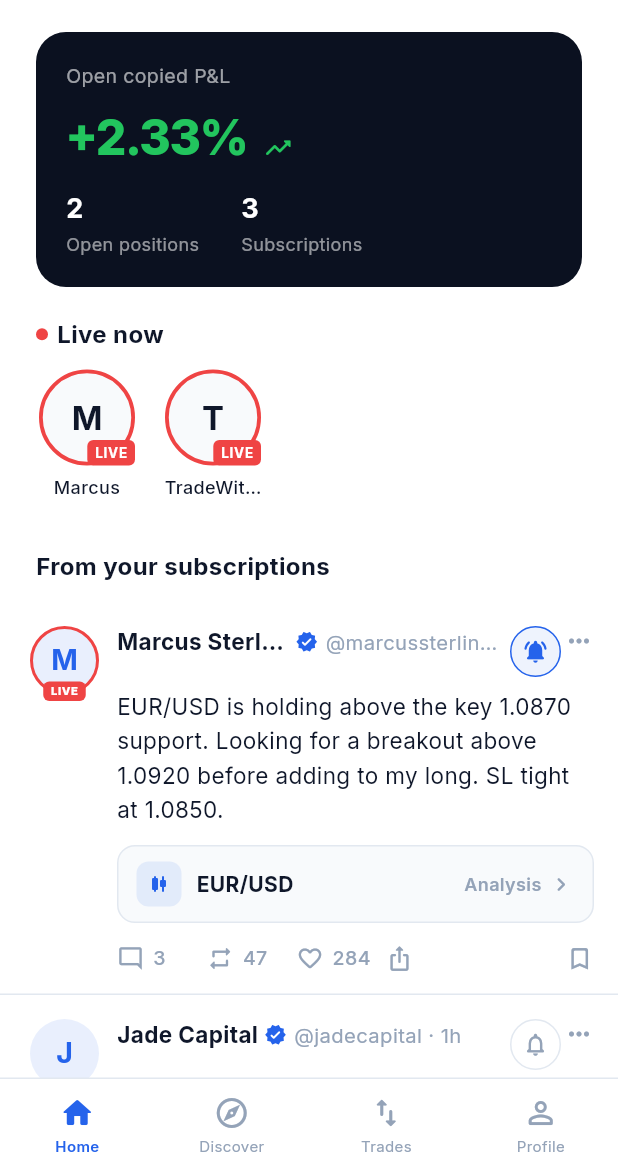
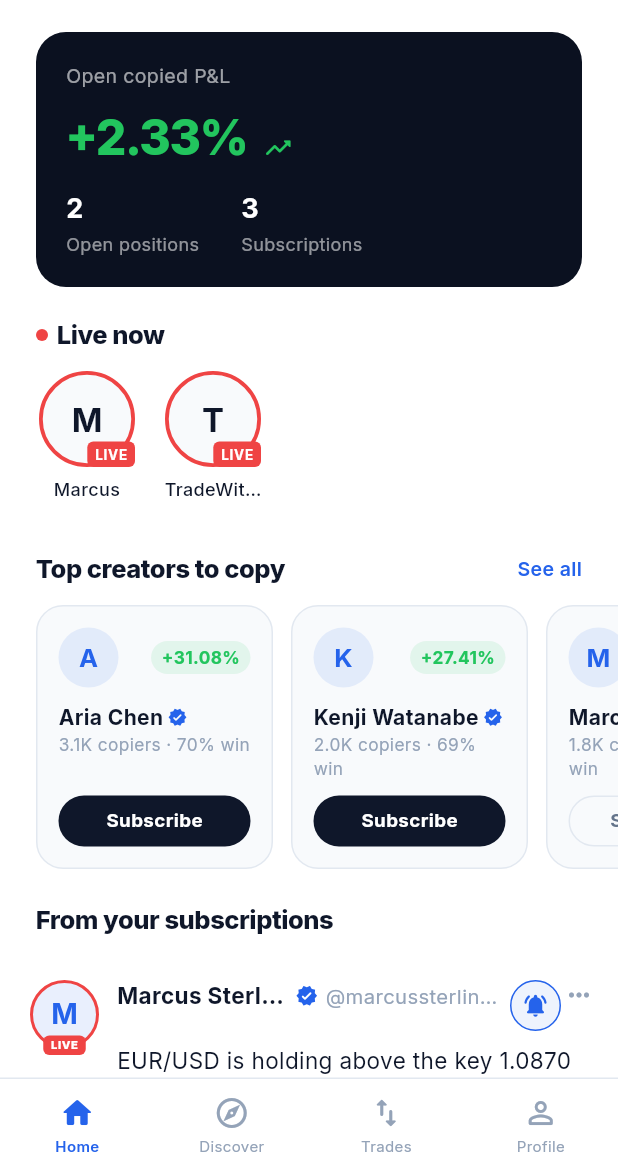
Before and after one commit to shazerlone/tv_license_app, a Flutter app: the HomeScreen screen opened directly, on a phone screen of 412 x 824 dp, the part 64-1236 px from its top. Run offline on Flutter 3.47's test engine with Material 3 defaults, Android fonts, the phone set to English and light mode, and no system bars; our stand-ins replace camera, google_fonts; missing offline and left inert: dart:html; accounts and stored records are empty.

Commit message:
feat: more professional home — See-all headers + Top creators to copy rail
- _SectionHeader supports an optional 'See all' action; bolder titles
- Added a horizontal 'Top creators to copy' rail (avatar, return, copiers, win,
  subscribe) so home aids copy discovery and never feels empty

Co-Authored-By: Claude Opus 4.8 <noreply@anthropic.com>
Claude-Session: https://claude.ai/code/session_01KSLhgA3su6KMHBKNL29uhB

```diff
--- a/lib/screens/home_screen.dart
+++ b/lib/screens/home_screen.dart
@@ -8,6 +8,7 @@ import '../state/session.dart';
 import '../state/app_state.dart';
 import '../widgets/bottom_nav_bar.dart';
 import '../widgets/millimore_logo.dart';
+import '../widgets/verified_badge.dart';
 import '../widgets/feed_post.dart';
 import 'trader_profile_screen.dart';
 import 'live_stream_screen.dart';
@@ -84,6 +85,7 @@ class FollowerHome extends StatelessWidget {
   Widget build(BuildContext context) {
     final store = AppStateScope.of(context);
     final subscribedIds = store.subscribedTraderIds;
+    final _topCreators = ([...mockTraders]..sort((a, b) => b.copiers.compareTo(a.copiers))).take(8).toList();
     final posts = mockPosts(mockTraders).where((p) => subscribedIds.contains(p.trader.id)).toList();
     final liveTraders = mockTraders.where((t) => t.isLive && subscribedIds.contains(t.id)).toList();
     final openCopied = mockTrades.where((t) => t.status == TradeStatus.open).toList();
@@ -133,6 +135,21 @@ class FollowerHome extends StatelessWidget {
           ),
           const SliverToBoxAdapter(child: SizedBox(height: 20)),
         ],
+        // Top creators to copy
+        SliverToBoxAdapter(child: _SectionHeader(title: 'Top creators to copy', onSeeAll: () {})),
+        SliverToBoxAdapter(
+          child: SizedBox(
+            height: 176,
+            child: ListView.separated(
+              scrollDirection: Axis.horizontal,
+              padding: const EdgeInsets.symmetric(horizontal: 24),
+              separatorBuilder: (_, __) => const SizedBox(width: 12),
+              itemCount: _topCreators.length,
+              itemBuilder: (_, i) => _CreatorMiniCard(trader: _topCreators[i]),
+            ),
+          ),
+        ),
+        const SliverToBoxAdapter(child: SizedBox(height: 22)),
         SliverToBoxAdapter(child: _SectionHeader(title: 'From your subscriptions')),
         if (posts.isEmpty)
           SliverToBoxAdapter(child: _EmptyFeed())
@@ -471,7 +488,8 @@ class _QuickAction extends StatelessWidget {
 class _SectionHeader extends StatelessWidget {
   final String title;
   final bool dot;
-  const _SectionHeader({required this.title, this.dot = false});
+  final VoidCallback? onSeeAll;
+  const _SectionHeader({required this.title, this.dot = false, this.onSeeAll});
 
   @override
   Widget build(BuildContext context) {
@@ -483,8 +501,79 @@ class _SectionHeader extends StatelessWidget {
             Container(width: 8, height: 8, decoration: const BoxDecoration(color: AppColors.red, shape: BoxShape.circle)),
             const SizedBox(width: 6),
           ],
-          Text(title, style: GoogleFonts.inter(fontSize: 16, fontWeight: FontWeight.w700, color: AppColors.textPrimary)),
+          Text(title, style: GoogleFonts.inter(fontSize: 17, fontWeight: FontWeight.w800, color: AppColors.textPrimary, letterSpacing: -0.3)),
+          const Spacer(),
+          if (onSeeAll != null)
+            GestureDetector(
+              onTap: onSeeAll,
+              behavior: HitTestBehavior.opaque,
+              child: Text('See all', style: GoogleFonts.inter(fontSize: 13, fontWeight: FontWeight.w600, color: AppColors.primary)),
+            ),
         ],
+      ),
+    );
+  }
+}
+
+class _CreatorMiniCard extends StatelessWidget {
+  final Trader trader;
+  const _CreatorMiniCard({required this.trader});
+
+  @override
+  Widget build(BuildContext context) {
+    final store = AppStateScope.of(context);
+    final subscribed = store.isSubscribed(trader.id);
+    final positive = trader.returnPercent >= 0;
+    return GestureDetector(
+      onTap: () => Navigator.push(context, MaterialPageRoute(builder: (_) => TraderProfileScreen(trader: trader))),
+      child: Container(
+        width: 158,
+        padding: const EdgeInsets.all(14),
+        decoration: BoxDecoration(color: AppColors.surface, borderRadius: BorderRadius.circular(18), border: Border.all(color: AppColors.border)),
+        child: Column(
+          crossAxisAlignment: CrossAxisAlignment.start,
+          children: [
+            Row(
+              children: [
+                Container(
+                  width: 40, height: 40,
+                  decoration: BoxDecoration(shape: BoxShape.circle, color: AppColors.primary.withOpacity(0.1)),
+                  child: Center(child: Text(trader.name[0], style: GoogleFonts.inter(fontSize: 17, fontWeight: FontWeight.w700, color: AppColors.primary))),
+                ),
+                const Spacer(),
+                Container(
+                  padding: const EdgeInsets.symmetric(horizontal: 7, vertical: 3),
+                  decoration: BoxDecoration(color: (positive ? AppColors.green : AppColors.red).withOpacity(0.1), borderRadius: BorderRadius.circular(20)),
+                  child: Text(trader.formattedReturn, style: GoogleFonts.inter(fontSize: 11.5, fontWeight: FontWeight.w700, color: positive ? AppColors.green : AppColors.red)),
+                ),
+              ],
+            ),
+            const SizedBox(height: 10),
+            Row(
+              children: [
+                Flexible(child: Text(trader.name, overflow: TextOverflow.ellipsis, style: GoogleFonts.inter(fontSize: 14, fontWeight: FontWeight.w700, color: AppColors.textPrimary))),
+                if (trader.isVerified) ...[const SizedBox(width: 3), const VerifiedBadge(size: 13)],
+              ],
+            ),
+            Text('${trader.formattedCopiers} copiers · ${trader.winRate.toStringAsFixed(0)}% win', style: GoogleFonts.inter(fontSize: 11.5, color: AppColors.textMuted)),
+            const Spacer(),
+            SizedBox(
+              width: double.infinity,
+              child: GestureDetector(
+                onTap: () => store.toggleSubscribe(trader.id),
+                child: Container(
+                  height: 34, alignment: Alignment.center,
+                  decoration: BoxDecoration(
+                    color: subscribed ? Colors.transparent : AppColors.textPrimary,
+                    borderRadius: BorderRadius.circular(20),
+                    border: subscribed ? Border.all(color: AppColors.border) : null,
+                  ),
+                  child: Text(subscribed ? 'Subscribed' : 'Subscribe', style: GoogleFonts.inter(fontSize: 12.5, fontWeight: FontWeight.w700, color: subscribed ? AppColors.textSecondary : Colors.white)),
+                ),
+              ),
+            ),
+          ],
+        ),
       ),
     );
   }
```
